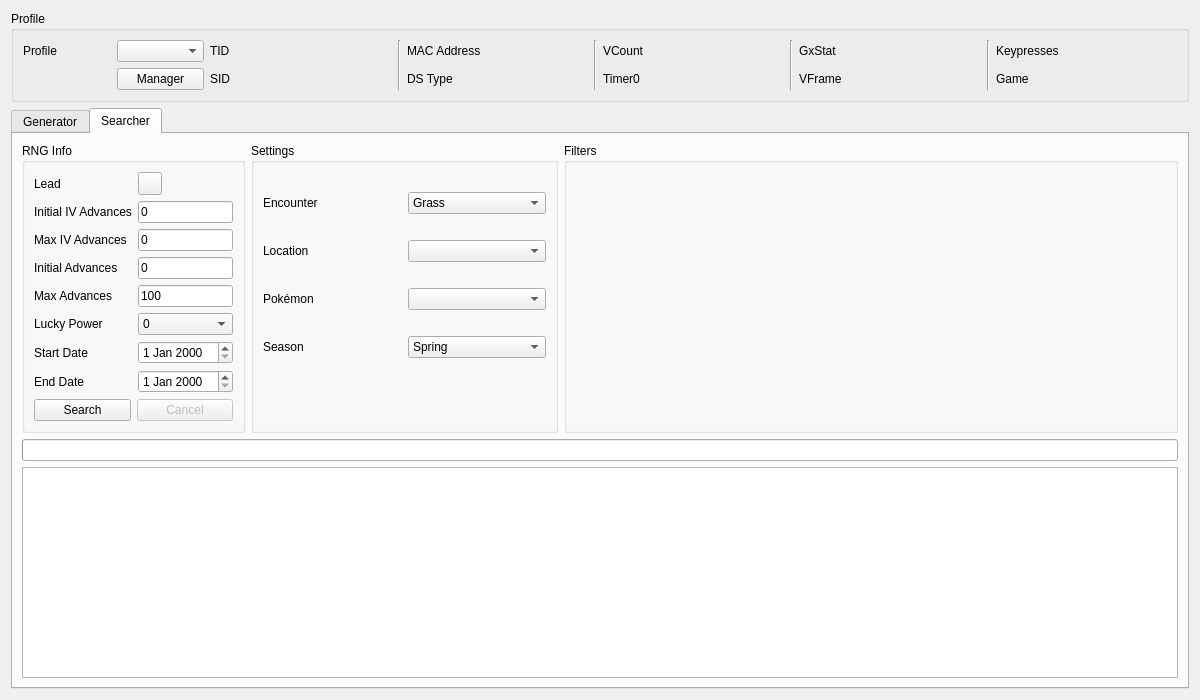
Qt form Source/Form/Gen5/Wild5.ui (Admiral-Fish/PokeFinder) before a commit.
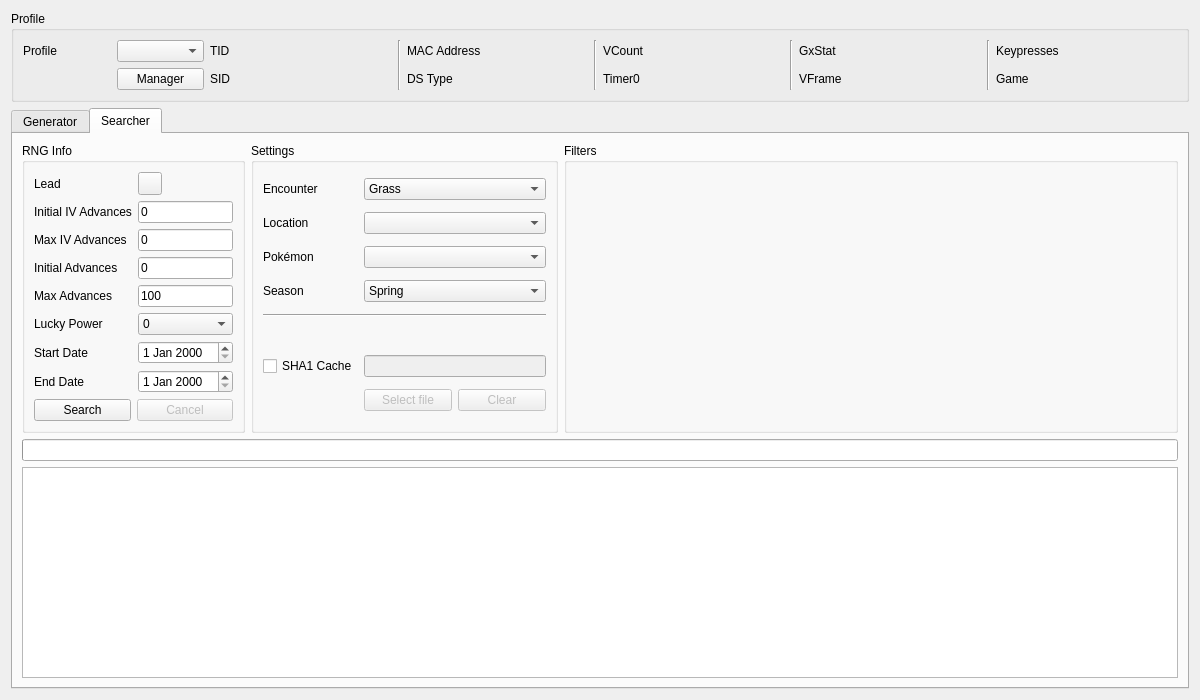
The same form after that commit. The open tabs and pages were chosen to show the change. Custom widgets are drawn as their Qt base class.

Commit message: SHA1 Cache

The edit to the form file:
```diff
--- a/Source/Form/Gen5/Wild5.ui
+++ b/Source/Form/Gen5/Wild5.ui
@@ -622,7 +622,7 @@
             </property>
            </widget>
           </item>
-          <item row="0" column="1">
+          <item row="0" column="1" colspan="2">
            <widget class="ComboBox" name="comboBoxSearcherEncounter">
             <item>
              <property name="text">
@@ -668,7 +668,7 @@
             </property>
            </widget>
           </item>
-          <item row="1" column="1">
+          <item row="1" column="1" colspan="2">
            <widget class="ComboBox" name="comboBoxSearcherLocation"/>
           </item>
           <item row="2" column="0">
@@ -678,10 +678,17 @@
             </property>
            </widget>
           </item>
-          <item row="2" column="1">
+          <item row="2" column="1" colspan="2">
            <widget class="ComboBox" name="comboBoxSearcherPokemon"/>
           </item>
-          <item row="3" column="1">
+          <item row="3" column="0">
+           <widget class="QLabel" name="labelSearcherSeason">
+            <property name="text">
+             <string>Season</string>
+            </property>
+           </widget>
+          </item>
+          <item row="3" column="1" colspan="2">
            <widget class="QComboBox" name="comboBoxSearcherSeason">
             <item>
              <property name="text">
@@ -705,14 +712,14 @@
             </item>
            </widget>
           </item>
-          <item row="3" column="0">
-           <widget class="QLabel" name="labelSearcherSeason">
-            <property name="text">
-             <string>Season</string>
+          <item row="4" column="0" colspan="3">
+           <widget class="Line" name="line_5">
+            <property name="orientation">
+             <enum>Qt::Orientation::Horizontal</enum>
             </property>
            </widget>
           </item>
-          <item row="4" column="0" colspan="2">
+          <item row="5" column="0" colspan="3">
            <widget class="QLabel" name="labelIVFastSearch">
             <property name="sizePolicy">
              <sizepolicy hsizetype="Preferred" vsizetype="Fixed">
@@ -725,6 +732,43 @@
             </property>
            </widget>
           </item>
+          <item row="6" column="0">
+           <widget class="QCheckBox" name="checkBoxSearcherSHA1Cache">
+            <property name="text">
+             <string>SHA1 Cache</string>
+            </property>
+           </widget>
+          </item>
+          <item row="6" column="1" colspan="2">
+           <widget class="QLineEdit" name="lineEditSearcherSHA1Cache">
+            <property name="enabled">
+             <bool>false</bool>
+            </property>
+            <property name="readOnly">
+             <bool>true</bool>
+            </property>
+           </widget>
+          </item>
+          <item row="7" column="1">
+           <widget class="QPushButton" name="pushButtonSearcherSHA1CacheSelect">
+            <property name="enabled">
+             <bool>false</bool>
+            </property>
+            <property name="text">
+             <string>Select file</string>
+            </property>
+           </widget>
+          </item>
+          <item row="7" column="2">
+           <widget class="QPushButton" name="pushButtonSearcherSHA1CacheClear">
+            <property name="enabled">
+             <bool>false</bool>
+            </property>
+            <property name="text">
+             <string>Clear</string>
+            </property>
+           </widget>
+          </item>
          </layout>
         </widget>
        </item>
```
Left out of the diff: 4 changed lines with no effect on the pictures. The commit also changes 29 other files.
